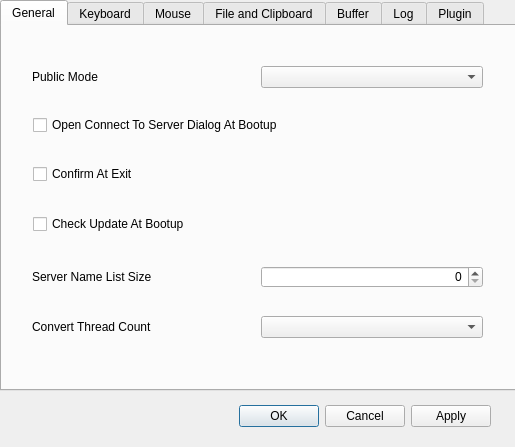
Old version of the form src/GUI/preference_dialog.ui in the repository funfun-dc5/qtbrynhildr.
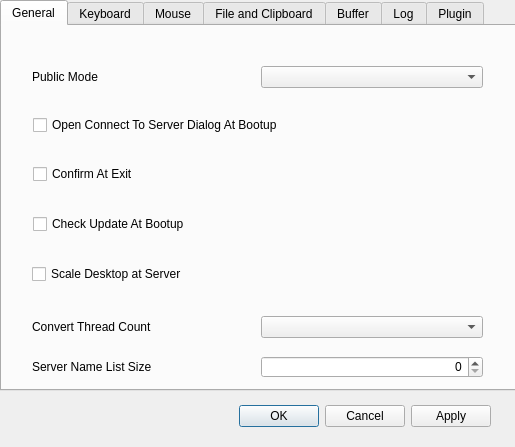
New version of the form.

Commit message: added a checkbox for desktopScalingType updated layout

What changed in the file:
```diff
--- a/src/GUI/preference_dialog.ui
+++ b/src/GUI/preference_dialog.ui
@@ -49,7 +49,7 @@
      <property name="geometry">
       <rect>
        <x>30</x>
-       <y>240</y>
+       <y>330</y>
        <width>451</width>
        <height>22</height>
       </rect>
@@ -158,6 +158,19 @@
       </item>
      </layout>
     </widget>
+    <widget class="QCheckBox" name="checkBox_desktopScalingType">
+     <property name="geometry">
+      <rect>
+       <x>30</x>
+       <y>240</y>
+       <width>451</width>
+       <height>16</height>
+      </rect>
+     </property>
+     <property name="text">
+      <string>Scale Desktop at Server</string>
+     </property>
+    </widget>
    </widget>
    <widget class="QWidget" name="tab_keyboard">
     <attribute name="title">
```
Left out of the diff: 8 changed lines with no effect on the pictures. The commit also changes 6 other files.
